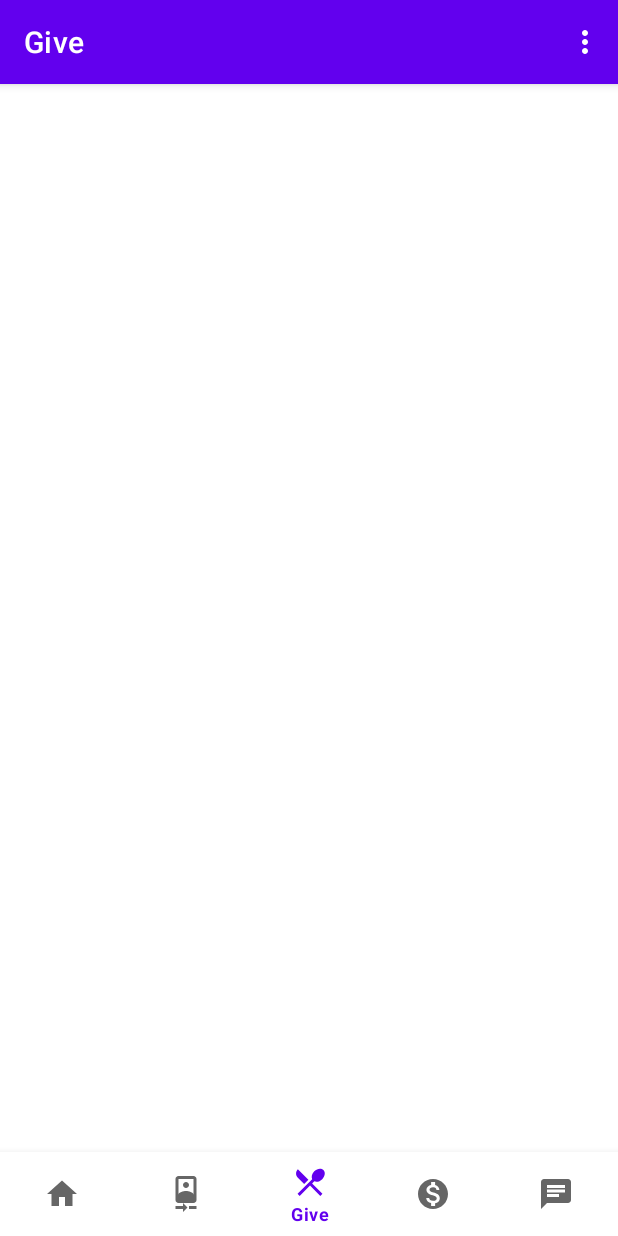
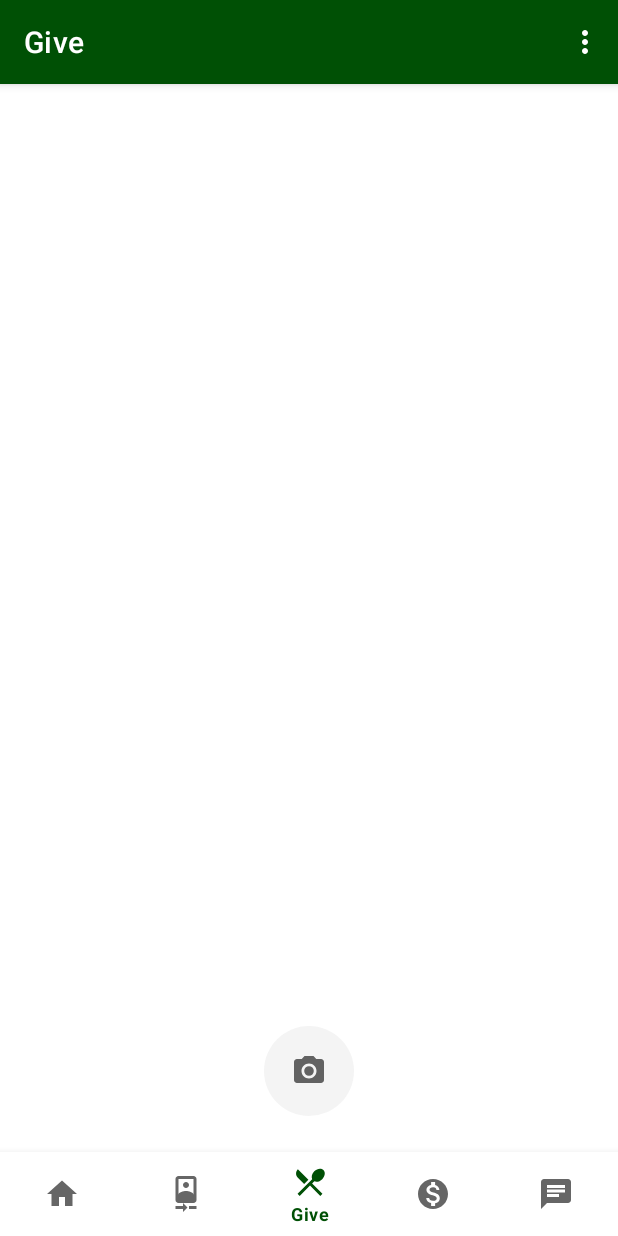
Before and after one commit to prajwalmw/Nivala, an Android app: the GiveFragment screen opened through its navigation route, on a phone screen of 412 x 824 dp. Run offline under Robolectric (Android 15) with nearby library versions, the phone set to English and light mode, and no system bars; our stand-ins replace navigation-ui.

Commit message:
Give screen is designed.

```diff
--- a/app/src/main/java/com/example/nivala/ui/give/GiveFragment.java
+++ b/app/src/main/java/com/example/nivala/ui/give/GiveFragment.java
@@ -23,7 +23,7 @@ public class GiveFragment extends Fragment {
         binding = FragmentGiveBinding.inflate(inflater, container, false);
         View root = binding.getRoot();
 
-        final TextView textView = binding.textNotifications;
+       // final TextView textView = binding.textNotifications;
         //    notificationsViewModel.getText().observe(getViewLifecycleOwner(), textView::setText);
         return root;
     }
--- /dev/null
+++ b/app/src/main/res/drawable/circular_shape_bg.xml
@@ -0,0 +1,6 @@
+<?xml version="1.0" encoding="utf-8"?>
+<shape xmlns:android="http://schemas.android.com/apk/res/android"
+    android:shape="oval">
+    <solid
+        android:color="@color/bgcolor_takeItem"/>
+</shape>
--- /dev/null
+++ b/app/src/main/res/drawable/ic_camera_24.xml
@@ -0,0 +1,13 @@
+<vector xmlns:android="http://schemas.android.com/apk/res/android"
+    android:width="24dp"
+    android:height="24dp"
+    android:viewportWidth="24"
+    android:viewportHeight="24"
+    android:tint="?attr/colorControlNormal">
+  <path
+      android:fillColor="@android:color/white"
+      android:pathData="M12,12m-3.2,0a3.2,3.2 0,1 1,6.4 0a3.2,3.2 0,1 1,-6.4 0"/>
+  <path
+      android:fillColor="@android:color/white"
+      android:pathData="M9,2L7.17,4L4,4c-1.1,0 -2,0.9 -2,2v12c0,1.1 0.9,2 2,2h16c1.1,0 2,-0.9 2,-2L22,6c0,-1.1 -0.9,-2 -2,-2h-3.17L15,2L9,2zM12,17c-2.76,0 -5,-2.24 -5,-5s2.24,-5 5,-5 5,2.24 5,5 -2.24,5 -5,5z"/>
+</vector>
--- a/app/src/main/res/layout/fragment_give.xml
+++ b/app/src/main/res/layout/fragment_give.xml
@@ -1,22 +1,19 @@
 <?xml version="1.0" encoding="utf-8"?>
-<androidx.constraintlayout.widget.ConstraintLayout xmlns:android="http://schemas.android.com/apk/res/android"
+<androidx.constraintlayout.widget.ConstraintLayout
+    xmlns:android="http://schemas.android.com/apk/res/android"
     xmlns:app="http://schemas.android.com/apk/res-auto"
     xmlns:tools="http://schemas.android.com/tools"
     android:layout_width="match_parent"
     android:layout_height="match_parent"
     tools:context=".ui.give.GiveFragment">
 
-    <TextView
-        android:id="@+id/text_notifications"
-        android:layout_width="match_parent"
-        android:layout_height="wrap_content"
-        android:layout_marginStart="8dp"
-        android:layout_marginTop="8dp"
-        android:layout_marginEnd="8dp"
-        android:textAlignment="center"
-        android:textSize="20sp"
+    <ImageButton
+        android:layout_width="60dp"
+        android:layout_height="60dp"
+        android:src="@drawable/ic_camera_24"
+        android:background="@drawable/circular_shape_bg"
         app:layout_constraintBottom_toBottomOf="parent"
+        app:layout_constraintStart_toStartOf="parent"
         app:layout_constraintEnd_toEndOf="parent"
-        app:layout_constraintStart_toStartOf="parent"
-        app:layout_constraintTop_toTopOf="parent" />
+        android:layout_marginBottom="80dp"/>
 </androidx.constraintlayout.widget.ConstraintLayout>
--- a/app/src/main/res/layout/take_listitem.xml
+++ b/app/src/main/res/layout/take_listitem.xml
@@ -62,14 +62,16 @@
 
         <ImageView
             android:id="@+id/timer_imageview"
-            android:layout_width="wrap_content"
-            android:layout_height="wrap_content"
+            android:layout_width="30dp"
+            android:layout_height="30dp"
             android:src="@drawable/ic_calendar_today_24"
             tools:layout_editor_absoluteX="321dp"
             tools:layout_editor_absoluteY="5dp"
-            android:layout_marginTop="5dp"
+            android:layout_marginTop="3dp"
+            android:padding="7dp"
             app:layout_constraintEnd_toEndOf="parent"
-            app:layout_constraintTop_toTopOf="parent" />
+            app:layout_constraintTop_toTopOf="parent"
+            android:background="@drawable/circular_shape_bg"/>
 
         <TextView
             android:id="@+id/title_textview"
--- a/app/src/main/res/values/colors.xml
+++ b/app/src/main/res/values/colors.xml
@@ -1,11 +1,12 @@
 <?xml version="1.0" encoding="utf-8"?>
 <resources>
-    <color name="purple_200">#FFBB86FC</color>
-    <color name="purple_500">#FF6200EE</color>
-    <color name="purple_700">#FF3700B3</color>
+    <color name="purple_200">#2e7d32</color>
+    <color name="purple_500">#005005</color>
+    <color name="purple_700">#003300</color>
     <color name="teal_200">#FF03DAC5</color>
     <color name="teal_700">#FF018786</color>
     <color name="black">#FF000000</color>
     <color name="white">#FFFFFFFF</color>
     <color name="bgcolor_takeItem">#65E2E3E4</color>
+
 </resources>
```
